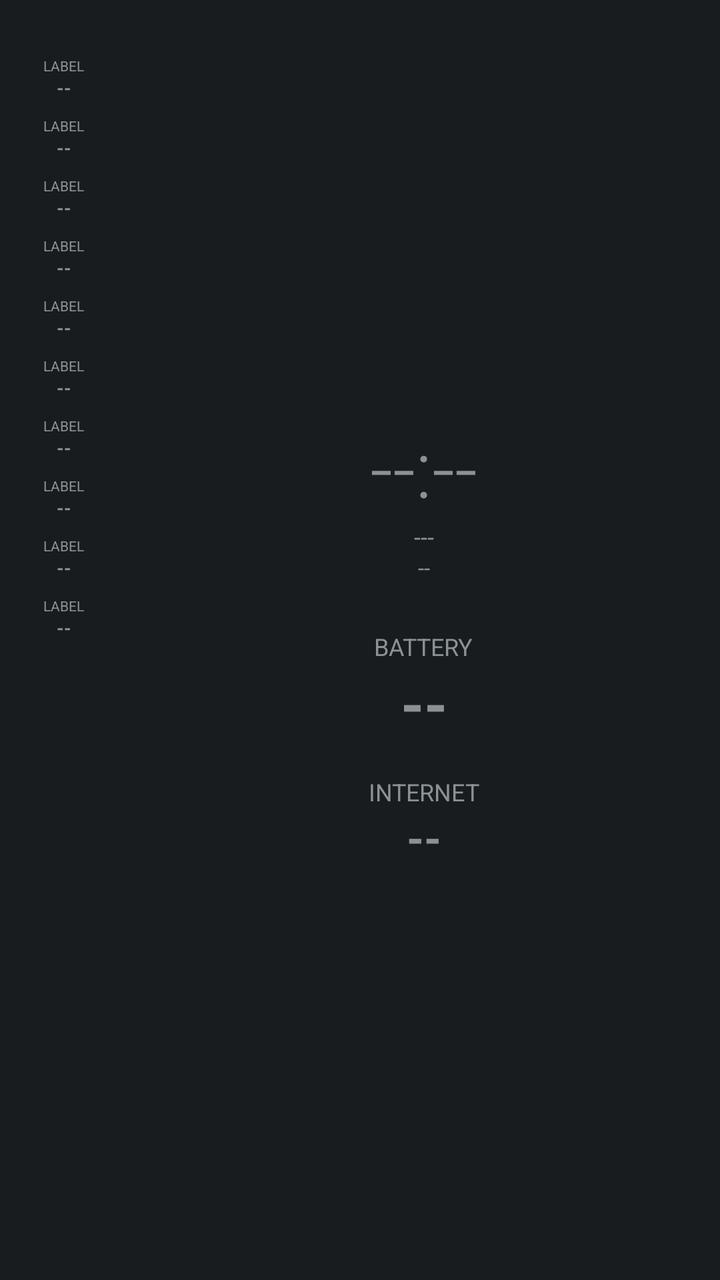
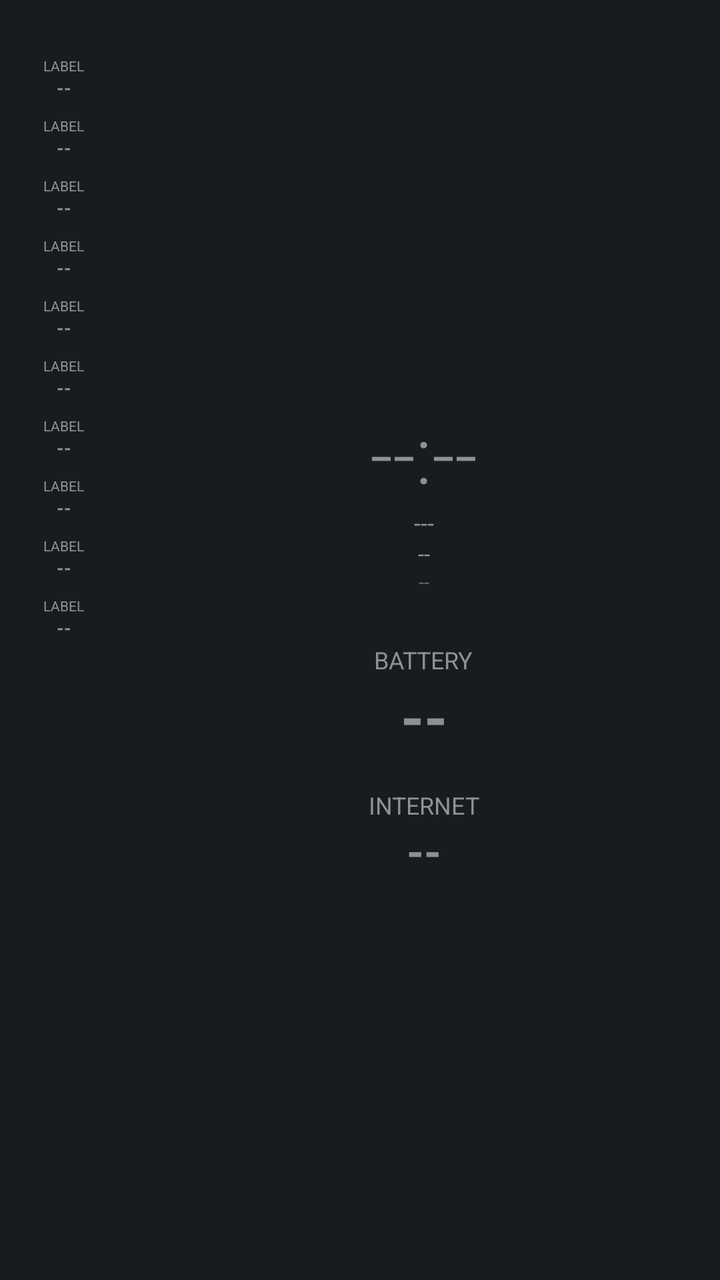

Screens rendered from an Android XML layout before and after an edit, with the pre-edit source and the edit as a unified diff.
<!-- AndroidManifest.xml: application theme android:Theme.DeviceDefault.NoActionBar -->
<!-- res/layout/aod_layout_sidebar.xml -->
<?xml version="1.0" encoding="utf-8"?>
<LinearLayout xmlns:android="http://schemas.android.com/apk/res/android"
    android:id="@+id/bg_root"
    android:layout_width="match_parent"
    android:layout_height="match_parent"
    android:orientation="horizontal">

    <LinearLayout
        android:id="@+id/rail_bg"
        android:layout_width="64dp"
        android:layout_height="match_parent"
        android:orientation="vertical"
        android:gravity="center_horizontal"
        android:paddingTop="28dp">

        <include layout="@layout/aod_row_rail" android:id="@+id/row0" />
        <include layout="@layout/aod_row_rail" android:id="@+id/row1" />
        <include layout="@layout/aod_row_rail" android:id="@+id/row2" />
        <include layout="@layout/aod_row_rail" android:id="@+id/row3" />
        <include layout="@layout/aod_row_rail" android:id="@+id/row4" />
        <include layout="@layout/aod_row_rail" android:id="@+id/row5" />
        <include layout="@layout/aod_row_rail" android:id="@+id/row6" />
        <include layout="@layout/aod_row_rail" android:id="@+id/row7" />
        <include layout="@layout/aod_row_rail" android:id="@+id/row8" />
        <include layout="@layout/aod_row_rail" android:id="@+id/row9" />

    </LinearLayout>

    <LinearLayout
        android:layout_width="0dp"
        android:layout_height="match_parent"
        android:layout_weight="1"
        android:orientation="vertical"
        android:gravity="center"
        android:padding="20dp">

        <TextView
            android:id="@+id/clock"
            android:layout_width="wrap_content"
            android:layout_height="wrap_content"
            android:textSize="40sp"
            android:fontFamily="sans-serif-light"
            android:text="--:--" />

        <TextView
            android:id="@+id/date"
            android:layout_width="wrap_content"
            android:layout_height="wrap_content"
            android:textSize="12sp"
            android:text="---" />

        <TextView
            android:id="@+id/health_badge"
            android:layout_width="wrap_content"
            android:layout_height="wrap_content"
            android:textSize="11sp"
            android:textAllCaps="true"
            android:layout_marginBottom="24dp"
            android:text="--" />

        <TextView
            android:id="@+id/headline1_label"
            android:layout_width="wrap_content"
            android:layout_height="wrap_content"
            android:textSize="12sp"
            android:textAllCaps="true"
            android:text="Battery" />

        <TextView
            android:id="@+id/headline1_value"
            android:layout_width="wrap_content"
            android:layout_height="wrap_content"
            android:textSize="30sp"
            android:textStyle="bold"
            android:layout_marginBottom="16dp"
            android:text="--" />

        <TextView
            android:id="@+id/headline2_label"
            android:layout_width="wrap_content"
            android:layout_height="wrap_content"
            android:textSize="12sp"
            android:textAllCaps="true"
            android:text="Internet" />

        <TextView
            android:id="@+id/headline2_value"
            android:layout_width="wrap_content"
            android:layout_height="wrap_content"
            android:textSize="22sp"
            android:textStyle="bold"
            android:text="--" />

    </LinearLayout>

</LinearLayout>
<!-- res/layout/aod_row_rail.xml (included above) -->
<?xml version="1.0" encoding="utf-8"?>
<LinearLayout xmlns:android="http://schemas.android.com/apk/res/android"
    android:layout_width="match_parent"
    android:layout_height="wrap_content"
    android:orientation="vertical"
    android:gravity="center_horizontal"
    android:layout_marginBottom="8dp">

    <TextView
        android:id="@+id/stat_label"
        android:layout_width="wrap_content"
        android:layout_height="wrap_content"
        android:textSize="7sp"
        android:textAllCaps="true"
        android:text="Label" />

    <TextView
        android:id="@+id/stat_value"
        android:layout_width="wrap_content"
        android:layout_height="wrap_content"
        android:textSize="9sp"
        android:textStyle="bold"
        android:text="--" />

</LinearLayout>
<!-- resources referenced by this layout -->
<resources>

</resources>

<!-- the commit's change to res/layout/aod_layout_sidebar.xml (unified diff, before → after) -->
@@ -55,6 +55,14 @@
             android:layout_height="wrap_content"
             android:textSize="11sp"
             android:textAllCaps="true"
+            android:text="--" />
+
+        <TextView
+            android:id="@+id/perf_badge"
+            android:layout_width="wrap_content"
+            android:layout_height="wrap_content"
+            android:textSize="10sp"
+            android:alpha="0.6"
             android:layout_marginBottom="24dp"
             android:text="--" />
 
